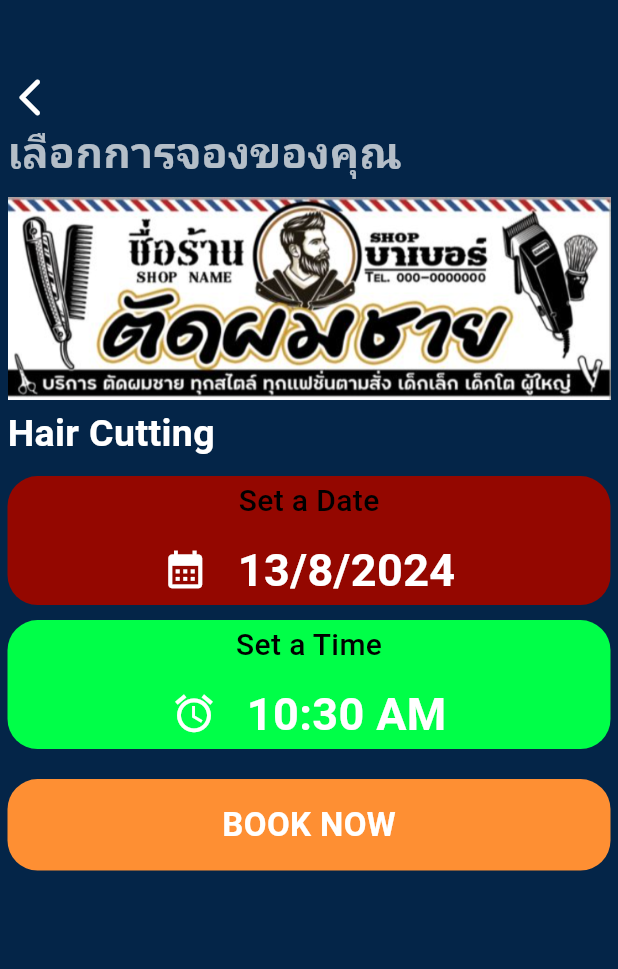
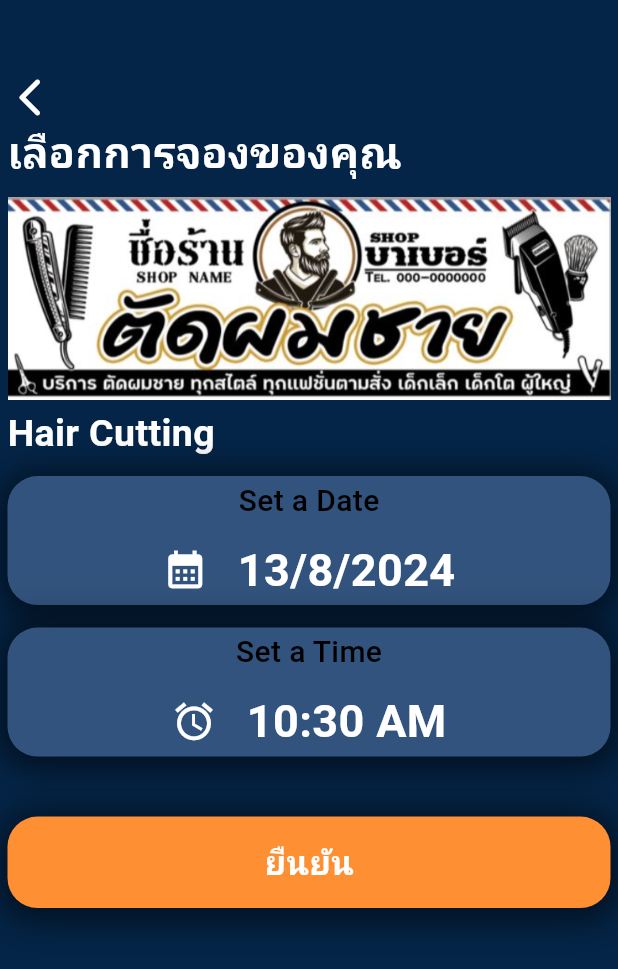
Before and after one commit to 0641542311jack/Hair-face, a Flutter app: the Home screen opened directly, after a tap on "จองตัดผม", on a phone screen of 412 x 824 dp. Shown: the top 969 px of the screen. Run offline on Flutter 3.47's test engine with Material 3 defaults, Android fonts, the phone set to English and light mode, and no system bars; our stand-ins replace cloud_firestore, firebase_auth, firebase_core, random_string, shared_preferences; accounts and stored records are empty; network calls fail.

Commit message:
update code

```diff
--- a/lib/pages/booking.dart
+++ b/lib/pages/booking.dart
@@ -63,7 +63,7 @@ class _BookingState extends State<Booking> {
     return Scaffold(
       backgroundColor: Color.fromARGB(255, 4, 37, 72),
       body: Container(
-        margin: EdgeInsets.only(left: 5,right: 5),
+        margin: EdgeInsets.only(left: 5, right: 5),
         child: Column(
           crossAxisAlignment: CrossAxisAlignment.start,
           children: [
@@ -86,7 +86,7 @@ class _BookingState extends State<Booking> {
             Text(
               "เลือกการจองของคุณ",
               style: TextStyle(
-                  color: const Color.fromARGB(179, 255, 255, 255),
+                  color: Color.fromARGB(255, 255, 255, 255),
                   fontSize: 28.0,
                   fontWeight: FontWeight.bold),
             ),
@@ -115,8 +115,16 @@ class _BookingState extends State<Booking> {
             Container(
               padding: EdgeInsets.only(top: 2, bottom: 2),
               decoration: BoxDecoration(
-                  color: Color.fromARGB(255, 148, 7, 0),
-                  borderRadius: BorderRadius.circular(20)),
+                  color: Color.fromARGB(255, 50, 83, 125),
+                  borderRadius: BorderRadius.circular(20),
+                  boxShadow: [
+                    BoxShadow(
+                      color: Colors.black.withOpacity(0.6), // สีของเงา
+                      spreadRadius: 5, // การกระจายของเงา
+                      blurRadius: 20, // การเบลอของเงา
+                      offset: Offset(0, 3), // ตำแหน่งของเงา
+                    )
+                  ]),
               width: MediaQuery.of(context).size.width,
               child: Column(
                 children: [
@@ -159,13 +167,21 @@ class _BookingState extends State<Booking> {
               ),
             ),
             SizedBox(
-              height: 10,
+              height: 15,
             ),
             Container(
               padding: EdgeInsets.only(top: 2, bottom: 2),
               decoration: BoxDecoration(
-                  color: Color.fromARGB(255, 0, 255, 72),
-                  borderRadius: BorderRadius.circular(20)),
+                  color: Color.fromARGB(255, 50, 83, 125),
+                  borderRadius: BorderRadius.circular(20),
+                  boxShadow: [
+                    BoxShadow(
+                      color: Colors.black.withOpacity(0.6), // สีของเงา
+                      spreadRadius: 5, // การกระจายของเงา
+                      blurRadius: 20, // การเบลอของเงา
+                      offset: Offset(0, 3), // ตำแหน่งของเงา
+                    )
+                  ]),
               width: MediaQuery.of(context).size.width,
               child: Column(
                 children: [
@@ -208,7 +224,7 @@ class _BookingState extends State<Booking> {
               ),
             ),
             SizedBox(
-              height: 20,
+              height: 40,
             ),
             GestureDetector(
               onTap: () async {
@@ -237,10 +253,18 @@ class _BookingState extends State<Booking> {
                 padding: EdgeInsets.symmetric(horizontal: 10, vertical: 15),
                 decoration: BoxDecoration(
                     color: Color(0xFFfe8f33),
-                    borderRadius: BorderRadius.circular(20)),
+                    borderRadius: BorderRadius.circular(20),
+                    boxShadow: [
+                      BoxShadow(
+                        color: Colors.black.withOpacity(0.6), // สีของเงา
+                        spreadRadius: 5, // การกระจายของเงา
+                        blurRadius: 20, // การเบลอของเงา
+                        offset: Offset(0, 3), // ตำแหน่งของเงา
+                      )
+                    ]),
                 child: Center(
                   child: Text(
-                    "BOOK NOW",
+                    "ยืนยัน",
                     style: TextStyle(
                         color: Colors.white,
                         fontSize: 22,
--- a/lib/pages/hair.dart
+++ b/lib/pages/hair.dart
@@ -12,7 +12,7 @@ class _HairState extends State<Hair> {
   @override
   Widget build(BuildContext context) {
     return Scaffold(
-      backgroundColor: Color.fromARGB(255, 4, 118, 149),
+      backgroundColor: Color.fromARGB(255, 50, 83, 125),
       body: SingleChildScrollView(
         child: Container(
           margin: EdgeInsets.only(top: 40, left: 20, right: 20),
--- a/lib/pages/home.dart
+++ b/lib/pages/home.dart
@@ -1,4 +1,4 @@
-import 'package:barberapp/pages/Shopbooking.dart';
+
 import 'package:barberapp/pages/booking.dart';
 import 'package:barberapp/pages/booking_user.dart';
 import 'package:barberapp/pages/hair.dart';
@@ -51,14 +51,14 @@ class _HomeState extends State<Home> {
                       "Hello",
                       style: TextStyle(
                           color: Color.fromARGB(197, 255, 255, 255),
-                          fontSize: 24.0,
+                          fontSize: 24,
                           fontWeight: FontWeight.w500),
                     ),
                     Text(
-                      name ?? 'Guest', // ใช้ค่าเริ่มต้นถ้า name เป็น null
+                      name ?? 'Guest',
                       style: TextStyle(
                           color: Color.fromARGB(197, 255, 255, 255),
-                          fontSize: 24.0,
+                          fontSize: 24,
                           fontWeight: FontWeight.w500),
                     ),
                   ],
@@ -76,7 +76,9 @@ class _HomeState extends State<Home> {
                           height: 60,
                           width: 60,
                           color: Colors.grey,
-                          child: Icon(Icons.person, color: Colors.white), // ใช้ไอคอนหาก image เป็น null
+                          child: Icon(Icons.person,
+                              color:
+                                  Colors.white), // ใช้ไอคอนหาก image เป็น null
                         ),
                 ),
               ],
@@ -88,7 +90,7 @@ class _HomeState extends State<Home> {
               "Services",
               style: TextStyle(
                   color: Colors.white,
-                  fontSize: 24.0,
+                  fontSize: 24,
                   fontWeight: FontWeight.bold),
             ),
             SizedBox(height: 5),
@@ -108,15 +110,23 @@ class _HomeState extends State<Home> {
                       height: 130,
                       width: 150,
                       decoration: BoxDecoration(
-                          color: Color.fromARGB(255, 0, 0, 0),
-                          borderRadius: BorderRadius.circular(20)),
+                          color: Color.fromARGB(255, 50, 83, 125),
+                          borderRadius: BorderRadius.circular(20),
+                          boxShadow: [
+                            BoxShadow(
+                              color: Colors.black.withOpacity(0.6), // สีของเงา
+                              spreadRadius: 5, // การกระจายของเงา
+                              blurRadius: 20, // การเบลอของเงา
+                              offset: Offset(0, 3), // ตำแหน่งของเงา
+                            )
+                          ]),
                       child: Column(
                         mainAxisAlignment: MainAxisAlignment.center,
                         children: [
                           Image.asset(
-                            "images/shaving.png",
+                            "images/hair1.png",
                             height: 80,
-                            width: 80,
+                            width: 135,
                             fit: BoxFit.cover,
                           ),
                           SizedBox(height: 1),
@@ -124,7 +134,7 @@ class _HomeState extends State<Home> {
                             "แนะนำทรงผม",
                             style: TextStyle(
                                 color: Colors.white,
-                                fontSize: 18.0,
+                                fontSize: 18,
                                 fontWeight: FontWeight.bold),
                           ),
                         ],
@@ -132,7 +142,7 @@ class _HomeState extends State<Home> {
                     ),
                   ),
                 ),
-                SizedBox(width: 20.0),
+                SizedBox(width: 20),
                 Flexible(
                   fit: FlexFit.tight,
                   child: GestureDetector(
@@ -147,15 +157,23 @@ class _HomeState extends State<Home> {
                       height: 130,
                       width: 150,
                       decoration: BoxDecoration(
-                          color: Color(0xFFe29452),
-                          borderRadius: BorderRadius.circular(20)),
+                          color: Color.fromARGB(255, 50, 83, 125),
+                          borderRadius: BorderRadius.circular(20),
+                          boxShadow: [
+                            BoxShadow(
+                              color: Colors.black.withOpacity(0.6), // สีของเงา
+                              spreadRadius: 5, // การกระจายของเงา
+                              blurRadius: 20, // การเบลอของเงา
+                              offset: Offset(0, 3), // ตำแหน่งของเงา
+                            )
+                          ]),
                       child: Column(
                         mainAxisAlignment: MainAxisAlignment.center,
                         children: [
                           Image.asset(
-                            "images/hair.png",
+                            "images/face.png",
                             height: 80,
-                            width: 80,
+                            width: 100,
                             fit: BoxFit.cover,
                           ),
                           SizedBox(height: 1),
@@ -163,7 +181,7 @@ class _HomeState extends State<Home> {
                             "แนะนำโครงหน้า",
                             style: TextStyle(
                                 color: Colors.white,
-                                fontSize: 18.0,
+                                fontSize: 18,
                                 fontWeight: FontWeight.bold),
                           ),
                         ],
@@ -173,7 +191,7 @@ class _HomeState extends State<Home> {
                 ),
               ],
             ),
-            SizedBox(height: 30.0),
+            SizedBox(height: 30),
             Row(
               children: [
                 Flexible(
@@ -190,15 +208,23 @@ class _HomeState extends State<Home> {
                       height: 130,
                       width: 150,
                       decoration: BoxDecoration(
-                          color: Color(0xFFe29452),
-                          borderRadius: BorderRadius.circular(20)),
+                          color: Color.fromARGB(255, 50, 83, 125),
+                          borderRadius: BorderRadius.circular(20),
+                          boxShadow: [
+                            BoxShadow(
+                              color: Colors.black.withOpacity(0.6), // สีของเงา
+                              spreadRadius: 5, // การกระจายของเงา
+                              blurRadius: 20, // การเบลอของเงา
+                              offset: Offset(0, 3), // ตำแหน่งของเงา
+                            )
+                          ]),
                       child: Column(
                         mainAxisAlignment: MainAxisAlignment.center,
                         children: [
                           Image.asset(
-                            "images/cutting.png",
+                            "images/hair_cutting.png",
                             height: 80,
-                            width: 80,
+                            width: 95,
                             fit: BoxFit.cover,
                           ),
                           SizedBox(height: 1),
@@ -206,7 +232,7 @@ class _HomeState extends State<Home> {
                             "จองตัดผม",
                             style: TextStyle(
                                 color: Colors.white,
-                                fontSize: 18.0,
+                                fontSize: 18,
                                 fontWeight: FontWeight.bold),
                           ),
                         ],
@@ -229,13 +255,21 @@ class _HomeState extends State<Home> {
                       height: 130,
                       width: 150,
                       decoration: BoxDecoration(
-                          color: Color(0xFFe29452),
-                          borderRadius: BorderRadius.circular(20)),
+                          color: Color.fromARGB(255, 50, 83, 125),
+                          borderRadius: BorderRadius.circular(20),
+                          boxShadow: [
+                            BoxShadow(
+                              color: Colors.black.withOpacity(0.6), // สีของเงา
+                              spreadRadius: 5, // การกระจายของเงา
+                              blurRadius: 20, // การเบลอของเงา
+                              offset: Offset(0, 3), // ตำแหน่งของเงา
+                            )
+                          ]),
                       child: Column(
                         mainAxisAlignment: MainAxisAlignment.center,
                         children: [
                           Image.asset(
-                            "images/hair.png",
+                            "images/hair_washing.png",
                             height: 80,
                             width: 80,
                             fit: BoxFit.cover,
@@ -245,7 +279,7 @@ class _HomeState extends State<Home> {
                             "จองสระผม",
                             style: TextStyle(
                                 color: Colors.white,
-                                fontSize: 18.0,
+                                fontSize: 18,
                                 fontWeight: FontWeight.bold),
                           ),
                         ],
@@ -255,7 +289,7 @@ class _HomeState extends State<Home> {
                 ),
               ],
             ),
-            SizedBox(height: 30.0),
+            SizedBox(height: 30),
             Row(
               children: [
                 Flexible(
@@ -272,15 +306,23 @@ class _HomeState extends State<Home> {
                       height: 130,
                       width: 150,
                       decoration: BoxDecoration(
-                          color: Color(0xFFe29452),
-                          borderRadius: BorderRadius.circular(20)),
+                          color: Color.fromARGB(255, 50, 83, 125),
+                          borderRadius: BorderRadius.circular(20),
+                          boxShadow: [
+                            BoxShadow(
+                              color: Colors.black.withOpacity(0.6), // สีของเงา
+                              spreadRadius: 5, // การกระจายของเงา
+                              blurRadius: 20, // การเบลอของเงา
+                              offset: Offset(0, 3), // ตำแหน่งของเงา
+                            )
+                          ]),
                       child: Column(
                         mainAxisAlignment: MainAxisAlignment.center,
                         children: [
                           Image.asset(
-                            "images/kids.png",
+                            "images/booking.png",
                             height: 80,
-                            width: 80,
+                            width: 110,
                             fit: BoxFit.cover,
                           ),
                           SizedBox(height: 1),
@@ -288,7 +330,7 @@ class _HomeState extends State<Home> {
                             "การจองของฉัน",
                             style: TextStyle(
                                 color: Colors.white,
-                                fontSize: 18.0,
+                                fontSize: 18,
                                 fontWeight: FontWeight.bold),
                           ),
                         ],
@@ -296,30 +338,38 @@ class _HomeState extends State<Home> {
                     ),
                   ),
                 ),
-                SizedBox(width: 20.0),
+                SizedBox(width: 20),
                 Flexible(
                   fit: FlexFit.tight,
                   child: Container(
                     height: 130,
                     width: 150,
                     decoration: BoxDecoration(
-                        color: Color(0xFFe29452),
-                        borderRadius: BorderRadius.circular(20)),
+                        color: Color.fromARGB(255, 50, 83, 125),
+                        borderRadius: BorderRadius.circular(20),
+                        boxShadow: [
+                          BoxShadow(
+                            color: Colors.black.withOpacity(0.6), // สีของเงา
+                            spreadRadius: 5, // การกระจายของเงา
+                            blurRadius: 20, // การเบลอของเงา
+                            offset: Offset(0, 3), // ตำแหน่งของเงา
+                          )
+                        ]),
                     child: Column(
                       mainAxisAlignment: MainAxisAlignment.center,
                       children: [
                         Image.asset(
-                          "images/kids.png",
+                          "images/map.png",
                           height: 80,
                           width: 80,
                           fit: BoxFit.cover,
                         ),
                         SizedBox(height: 1),
                         Text(
-                          "เส้นทางร้านตัดผม",
+                          "เส้นทางร้าน",
                           style: TextStyle(
                               color: Colors.white,
-                              fontSize: 18.0,
+                              fontSize: 18,
                               fontWeight: FontWeight.bold),
                         ),
                       ],
--- a/lib/pages/myface.dart
+++ b/lib/pages/myface.dart
@@ -12,7 +12,7 @@ class _MyfaceState extends State<Myface> {
   @override
   Widget build(BuildContext context) {
     return Scaffold(
-        backgroundColor: Color.fromARGB(255, 4, 118, 149),
+        backgroundColor: Color.fromARGB(255, 50, 83, 125),
         body: SingleChildScrollView(
           child: Container(
             margin: EdgeInsets.only(top: 40, left: 20, right: 20),
```
Also changed, not shown: lib/pages/Shopbooking.dart (deleted, +0 -69 lines), lib/pages/booking_user.dart (+20 -20 lines), lib/pages/forgot_password.dart (+13 -13 lines), lib/pages/login.dart (+35 -39 lines), lib/pages/signup.dart (+10 -2 lines), images/booking.png (added), images/boy.jpg (deleted), images/face.png (added), images/hair1.png (added), images/hair_cuting.png (added), images/hair_cutting.png (added), images/hair_washing.png (added), images/map.png (added), images/pro.png (deleted), 1 more files, 1 other file.
